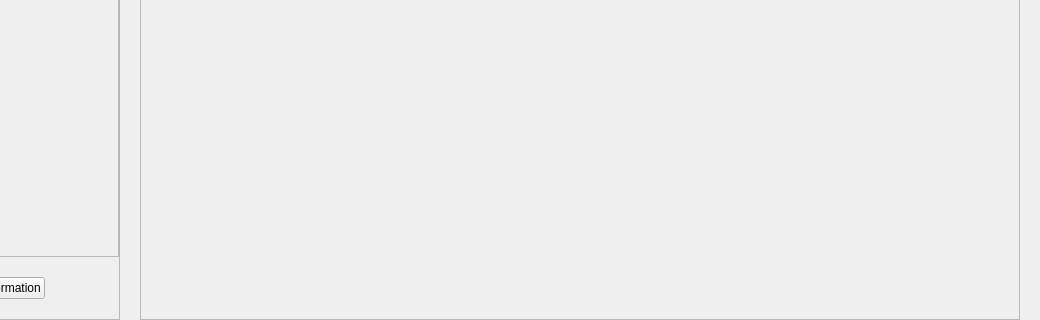
Before: the Qt Designer form skin application/skinApplication/src/views/ui/ui_check_patient.ui in AgustinCartaya/SkinApplication, drawn with Qt 5; both pictures show x 160 to 1200 and y 480 to 800 of the 1200 by 800 pixel window.
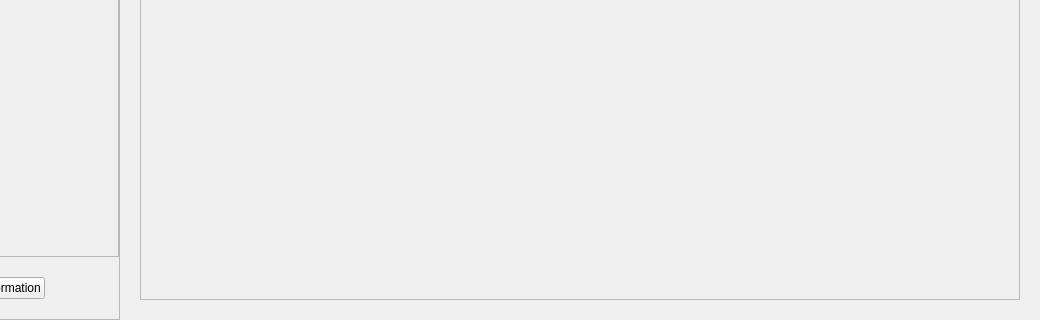
After: the same form once the commit is applied. Custom widgets are drawn as their Qt base class.

The edit to the form file:
```diff
--- a/skin application/skinApplication/src/views/ui/ui_check_patient.ui
+++ b/skin application/skinApplication/src/views/ui/ui_check_patient.ui
@@ -350,6 +350,9 @@
        <property name="rightMargin">
         <number>20</number>
        </property>
+       <property name="bottomMargin">
+        <number>20</number>
+       </property>
        <item alignment="Qt::AlignHCenter">
         <widget class="Label" name="lb_title_2">
          <property name="maximumSize">
@@ -374,7 +377,7 @@
             <x>0</x>
             <y>0</y>
             <width>875</width>
-            <height>733</height>
+            <height>714</height>
            </rect>
           </property>
           <layout class="QVBoxLayout" name="verticalLayout_6">
```
